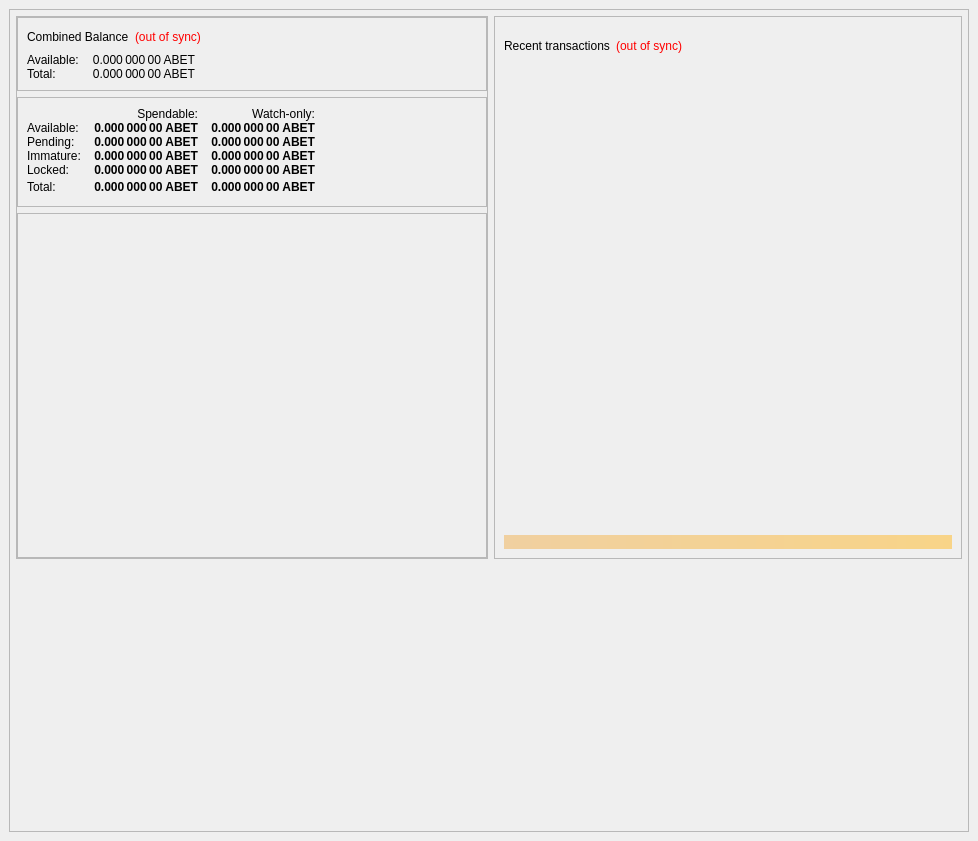
This is src/qt/forms/overviewpage.ui in CoinStaging/abet as Qt 5 draws it before an edit. The edited form follows.
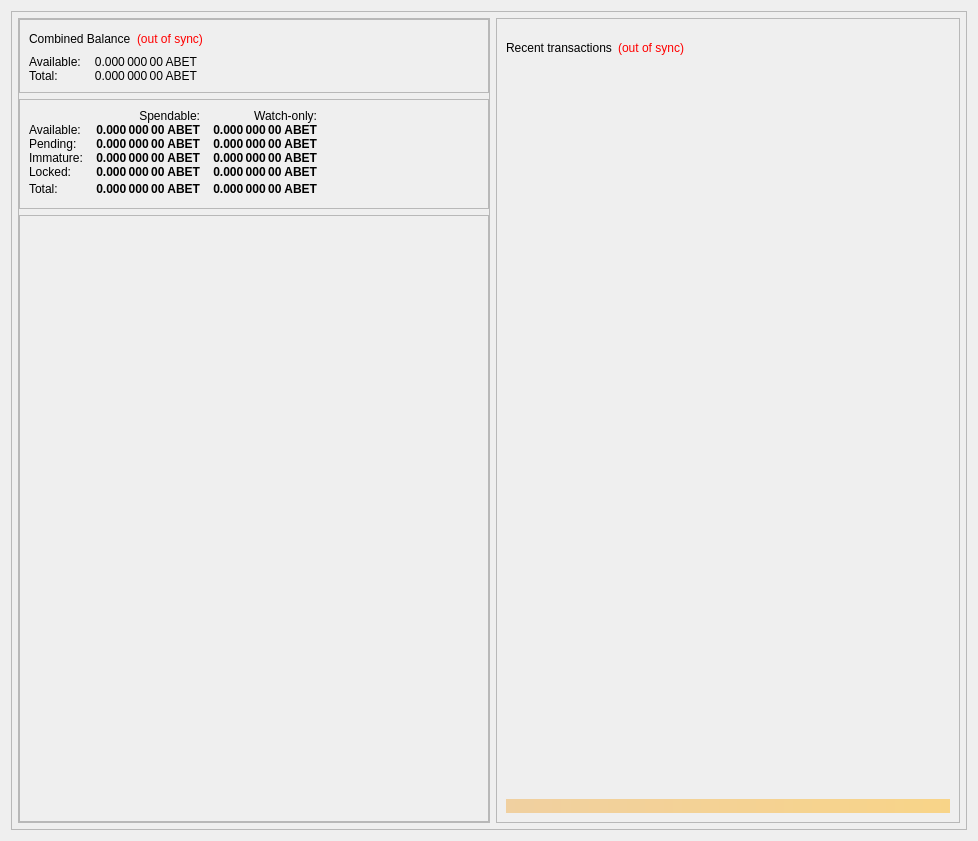
This is the edited form.

Commit message: Exchange Frame Fix

Patch:
```diff
--- a/src/qt/forms/overviewpage.ui
+++ b/src/qt/forms/overviewpage.ui
@@ -19,15 +19,9 @@
   <property name="windowTitle">
    <string>Form</string>
   </property>
+  <layout class="QGridLayout" name="gridLayout_2">
+   <item row="0" column="0">
   <widget class="QFrame" name="frame_BG">
-   <property name="geometry">
-    <rect>
-     <x>9</x>
-     <y>9</y>
-     <width>960</width>
-     <height>823</height>
-    </rect>
-   </property>
    <property name="minimumSize">
     <size>
      <width>850</width>
@@ -698,6 +692,28 @@
                         </property>
                        </spacer>
                       </item>
+                        <item>
+                         <widget class="QLabel" name="exchangeFrame">
+                          <property name="minimumSize">
+                           <size>
+                            <width>0</width>
+                            <height>260</height>
+                           </size>
+                          </property>
+                          <property name="maximumSize">
+                           <size>
+                            <width>16777215</width>
+                            <height>260</height>
+                           </size>
+                          </property>
+                          <property name="text">
+                           <string/>
+                          </property>
+                          <property name="alignment">
+                           <set>Qt::AlignRight|Qt::AlignTrailing|Qt::AlignVCenter</set>
+                          </property>
+                         </widget>
+                        </item>
                      </layout>
                     </widget>
                    </item>
@@ -846,30 +862,10 @@
       </item>
      </layout>
     </item>
-    <item>
-     <widget class="QLabel" name="exchangeFrame">
-      <property name="minimumSize">
-       <size>
-        <width>0</width>
-        <height>260</height>
-       </size>
-      </property>
-      <property name="maximumSize">
-       <size>
-        <width>16777215</width>
-        <height>260</height>
-       </size>
-      </property>
-      <property name="text">
-       <string/>
-      </property>
-      <property name="alignment">
-       <set>Qt::AlignRight|Qt::AlignTrailing|Qt::AlignVCenter</set>
-      </property>
+     </layout>
      </widget>
     </item>
    </layout>
-  </widget>
  </widget>
  <resources/>
  <connections/>
```
Left out of the diff: 2 changed lines with no effect on the pictures. Lines whose indentation alone changed are shown as unchanged.
